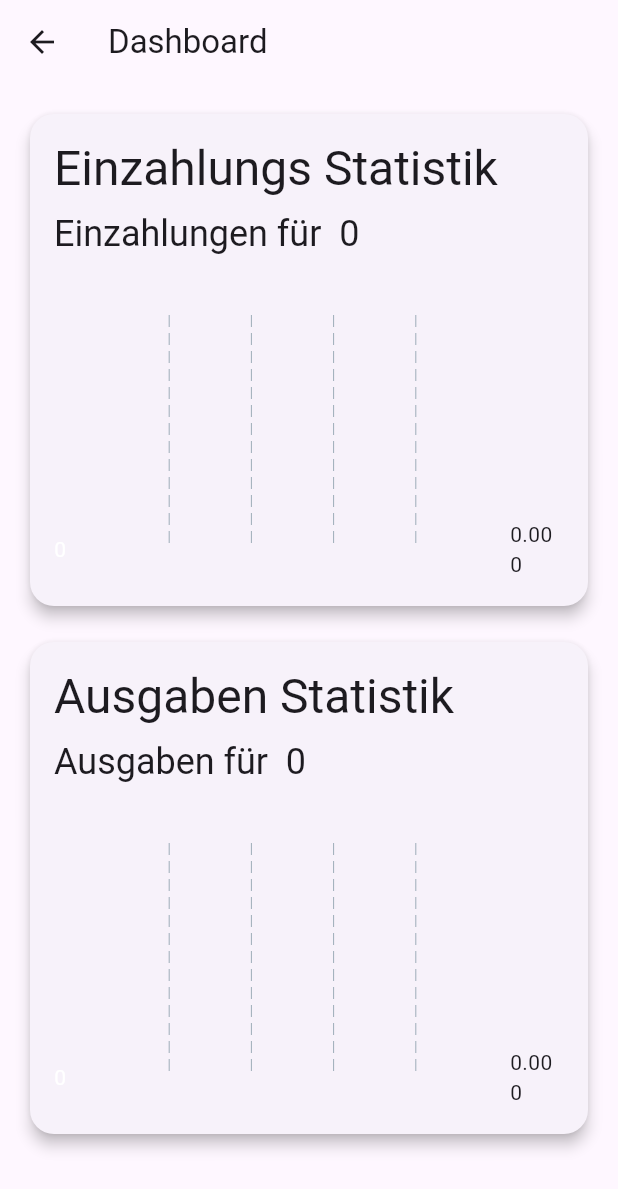
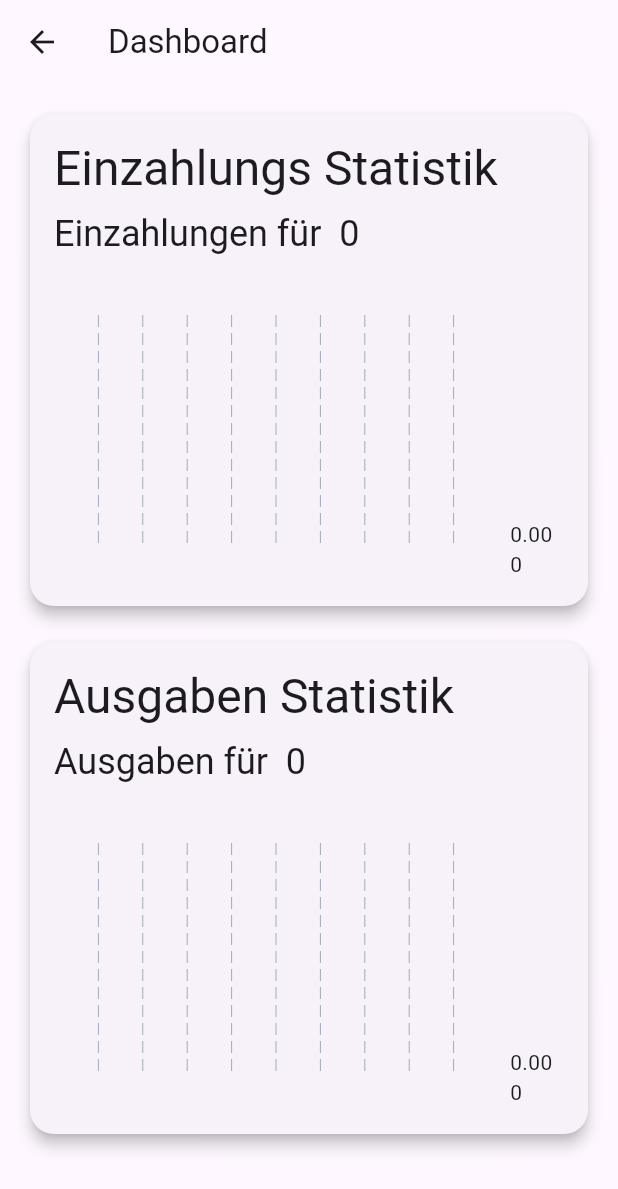
Before and after one commit to Serveronline73/Loading-Button, a Flutter app: the DashboardScreen screen opened directly with empty values, on a phone screen of 412 x 824 dp. Shown: the top 1189 px of the screen. Run offline on Flutter 3.47's test engine with Material 3 defaults, Android fonts, the phone set to English and light mode, and no system bars; drawn by our look-alikes of fl_chart; our stand-ins replace cloud_firestore, firebase_auth, firebase_core, flutter_slidable, shared_preferences; missing offline and left inert: money2; accounts and stored records are empty.

Commit message:
Refactor DashboardScreen: rename statistic card method, add expense count display, and enhance chart tooltip functionality

```diff
--- a/zeta_park/lib/screens/dashboard_screen.dart
+++ b/zeta_park/lib/screens/dashboard_screen.dart
@@ -32,7 +32,7 @@ class DashboardScreen extends StatelessWidget {
         padding: const EdgeInsets.all(16.0),
         child: ListView(
           children: [
-            _buildStatisticCard(
+            _buildExpenseStatisticCard(
               context,
               "Einzahlungs Statistik",
               'Einzahlungen für $selectedMonth $selectedYear',
@@ -47,6 +47,71 @@ class DashboardScreen extends StatelessWidget {
             ),
             const SizedBox(height: 16),
             _buildExpenseLegend(groupedExpenses, expenseColors),
+          ],
+        ),
+      ),
+    );
+  }
+
+  Widget _buildExpenseStatisticCard(BuildContext context, String title,
+      String subtitle, List<BarChartGroupData> data) {
+    return Card(
+      shape: RoundedRectangleBorder(borderRadius: BorderRadius.circular(16)),
+      elevation: 4,
+      child: Padding(
+        padding: const EdgeInsets.all(16.0),
+        child: Column(
+          crossAxisAlignment: CrossAxisAlignment.start,
+          children: [
+            Text(
+              title,
+              style: Theme.of(context).textTheme.headlineLarge,
+            ),
+            const SizedBox(height: 8),
+            Text(
+              subtitle,
+              style: Theme.of(context).textTheme.headlineSmall,
+            ),
+            const SizedBox(height: 16),
+            SizedBox(
+              height: 200,
+              child: BarChart(
+                BarChartData(
+                  barGroups: data,
+                  borderData: FlBorderData(show: false),
+                  titlesData: FlTitlesData(
+                    leftTitles: AxisTitles(
+                      sideTitles: SideTitles(
+                        showTitles: false, // Hide left titles
+                      ),
+                    ),
+                    bottomTitles: AxisTitles(
+                      sideTitles: SideTitles(
+                        showTitles: true,
+                        getTitlesWidget: (value, meta) {
+                          return Text(
+                            value.toInt().toString(),
+                            style: const TextStyle(color: Colors.white),
+                          );
+                        },
+                      ),
+                    ),
+                    topTitles: AxisTitles(
+                      sideTitles: SideTitles(
+                        showTitles: true,
+                        getTitlesWidget: (value, meta) {
+                          final paymentCount = payments.length;
+                          return Text(
+                            paymentCount.toString(),
+                            style: const TextStyle(color: Colors.white),
+                          );
+                        },
+                      ),
+                    ),
+                  ),
+                ),
+              ),
+            ),
           ],
         ),
       ),
@@ -82,13 +147,7 @@ class DashboardScreen extends StatelessWidget {
                   titlesData: FlTitlesData(
                     leftTitles: AxisTitles(
                       sideTitles: SideTitles(
-                        showTitles: true,
-                        getTitlesWidget: (value, meta) {
-                          return Text(
-                            value.toInt().toString(),
-                            style: const TextStyle(color: Colors.white),
-                          );
-                        },
+                        showTitles: false, // Hide left titles
                       ),
                     ),
                     bottomTitles: AxisTitles(
@@ -113,6 +172,20 @@ class DashboardScreen extends StatelessWidget {
                           );
                         },
                       ),
+                    ),
+                  ),
+                  barTouchData: BarTouchData(
+                    touchTooltipData: BarTouchTooltipData(
+                      tooltipPadding: const EdgeInsets.all(8),
+                      getTooltipItem: (group, groupIndex, rod, rodIndex) {
+                        return BarTooltipItem(
+                          rod.toY.toString(),
+                          const TextStyle(
+                            color: Colors.yellow, // Text color when hovering
+                            fontWeight: FontWeight.bold,
+                          ),
+                        );
+                      },
                     ),
                   ),
                 ),
```
